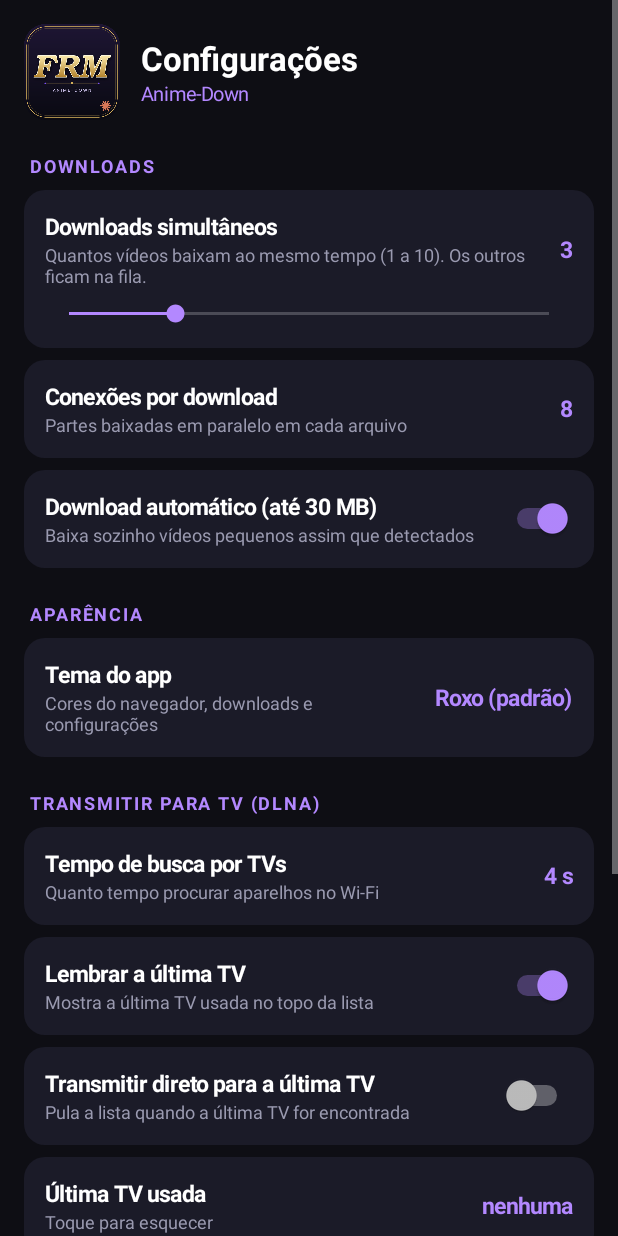
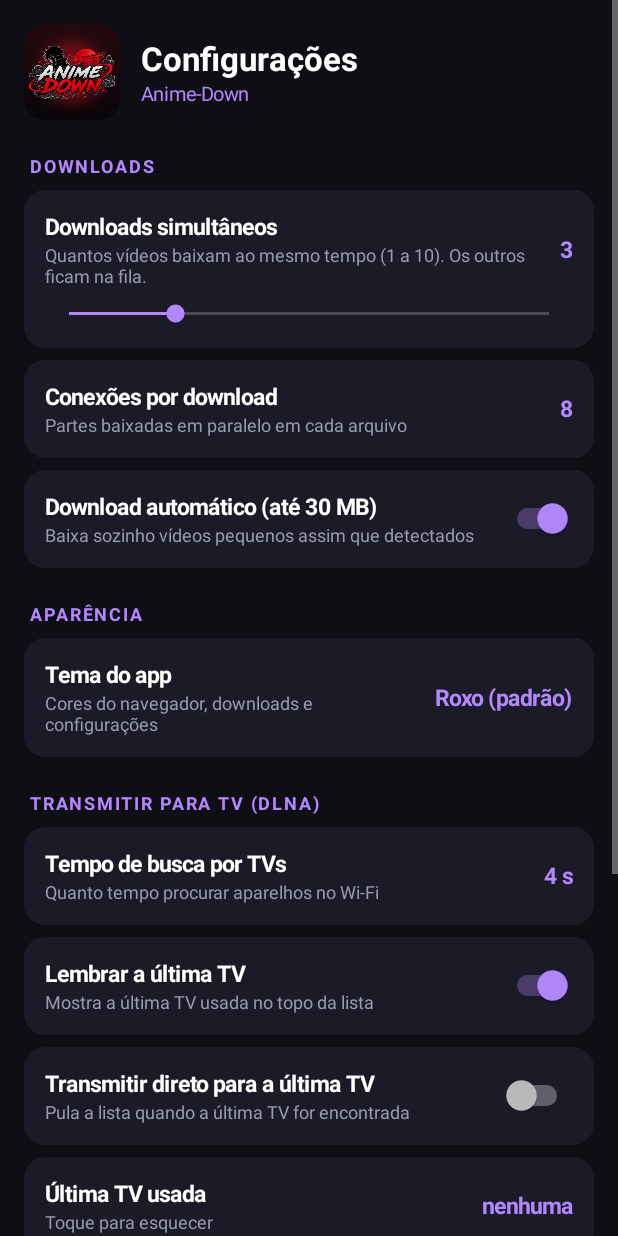
Before and after one commit to hackproff23-max/Anime-Down, an Android app: the SettingsActivity screen opened directly, with no data from a screen before it, on a phone screen of 412 x 824 dp. Run offline under Robolectric (Android 15) with nearby library versions, the phone set to English and light mode, and no system bars; pictures from the network do not load.

Commit message:
Icone Anime-Down e lobo feroz

```diff
--- a/app/src/main/java/com/animedown/app/SettingsActivity.java
+++ b/app/src/main/java/com/animedown/app/SettingsActivity.java
@@ -54,7 +54,7 @@ public class SettingsActivity extends Activity {
         head.setOrientation(LinearLayout.HORIZONTAL);
         head.setGravity(Gravity.CENTER_VERTICAL);
         ImageView logo = new ImageView(this);
-        logo.setImageResource(R.drawable.logo_frm);
+        logo.setImageResource(R.drawable.logo_anime);
         head.addView(logo, new LinearLayout.LayoutParams(Thm.dp(this, 64), Thm.dp(this, 64)));
         LinearLayout ht = new LinearLayout(this);
         ht.setOrientation(LinearLayout.VERTICAL);
@@ -128,7 +128,7 @@ public class SettingsActivity extends Activity {
         LinearLayout logos = new LinearLayout(this);
         logos.setGravity(Gravity.CENTER);
         ImageView l1 = new ImageView(this);
-        l1.setImageResource(R.drawable.logo_frm);
+        l1.setImageResource(R.drawable.wolf_shadow);
         logos.addView(l1, new LinearLayout.LayoutParams(Thm.dp(this, 96), Thm.dp(this, 96)));
         TextView plus = text("  +  ", 22, 0xFF9A9AB0, true);
         logos.addView(plus);
--- a/app/src/main/res/layout/main.xml
+++ b/app/src/main/res/layout/main.xml
@@ -23,8 +23,8 @@
             <ImageView
                 android:layout_width="32dp"
                 android:layout_height="32dp"
-                android:contentDescription="FRM"
-                android:src="@drawable/logo_frm_small" />
+                android:contentDescription="Anime-Down"
+                android:src="@drawable/logo_anime_small" />
 
             <TextView
                 android:id="@+id/brandTitle"
```
Also changed, not shown: app/src/main/assets/logo.png, app/src/main/res/drawable-nodpi/logo_anime.png (added), app/src/main/res/drawable-nodpi/logo_anime_small.png (added), app/src/main/res/drawable-nodpi/wolf_shadow.png (added), app/src/main/res/mipmap-hdpi/ic_launcher.png, app/src/main/res/mipmap-hdpi/ic_launcher_round.png, app/src/main/res/mipmap-mdpi/ic_launcher.png, app/src/main/res/mipmap-mdpi/ic_launcher_round.png, app/src/main/res/mipmap-xhdpi/ic_launcher.png, app/src/main/res/mipmap-xhdpi/ic_launcher_round.png, app/src/main/res/mipmap-xxhdpi/ic_launcher.png, app/src/main/res/mipmap-xxhdpi/ic_launcher_round.png, app/src/main/res/mipmap-xxxhdpi/ic_launcher.png, app/src/main/res/mipmap-xxxhdpi/ic_launcher_round.png, 1 other file.
